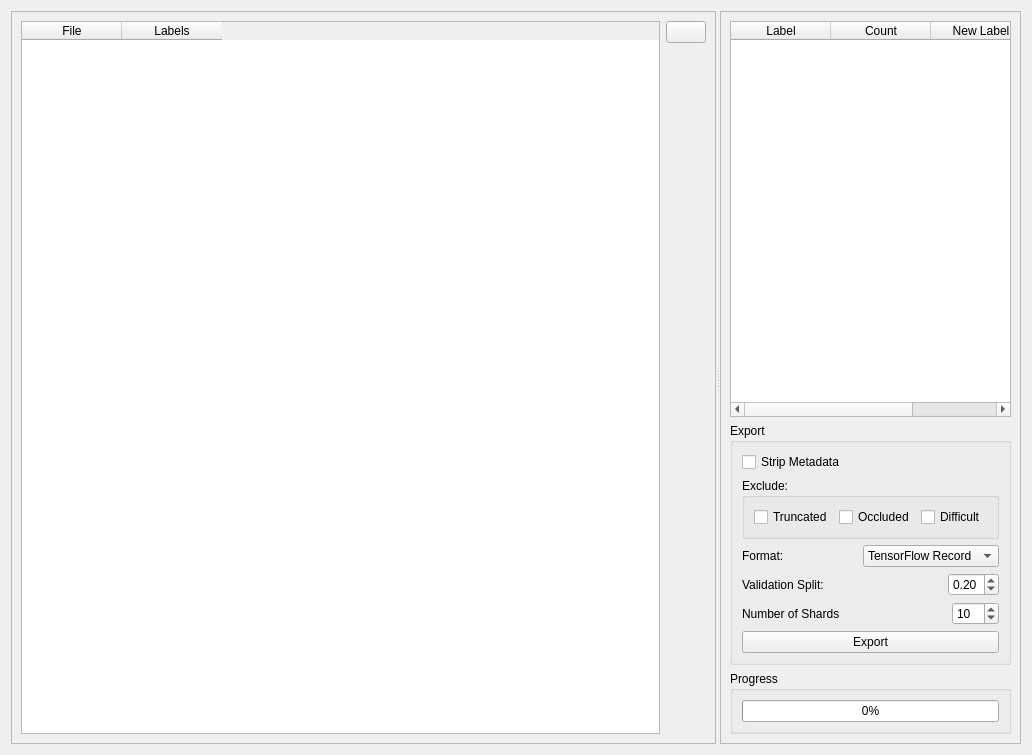
This is bboxee/gui/export_widget.ui in persts/BBoxEE as Qt 5 draws it before an edit. The edited form follows.
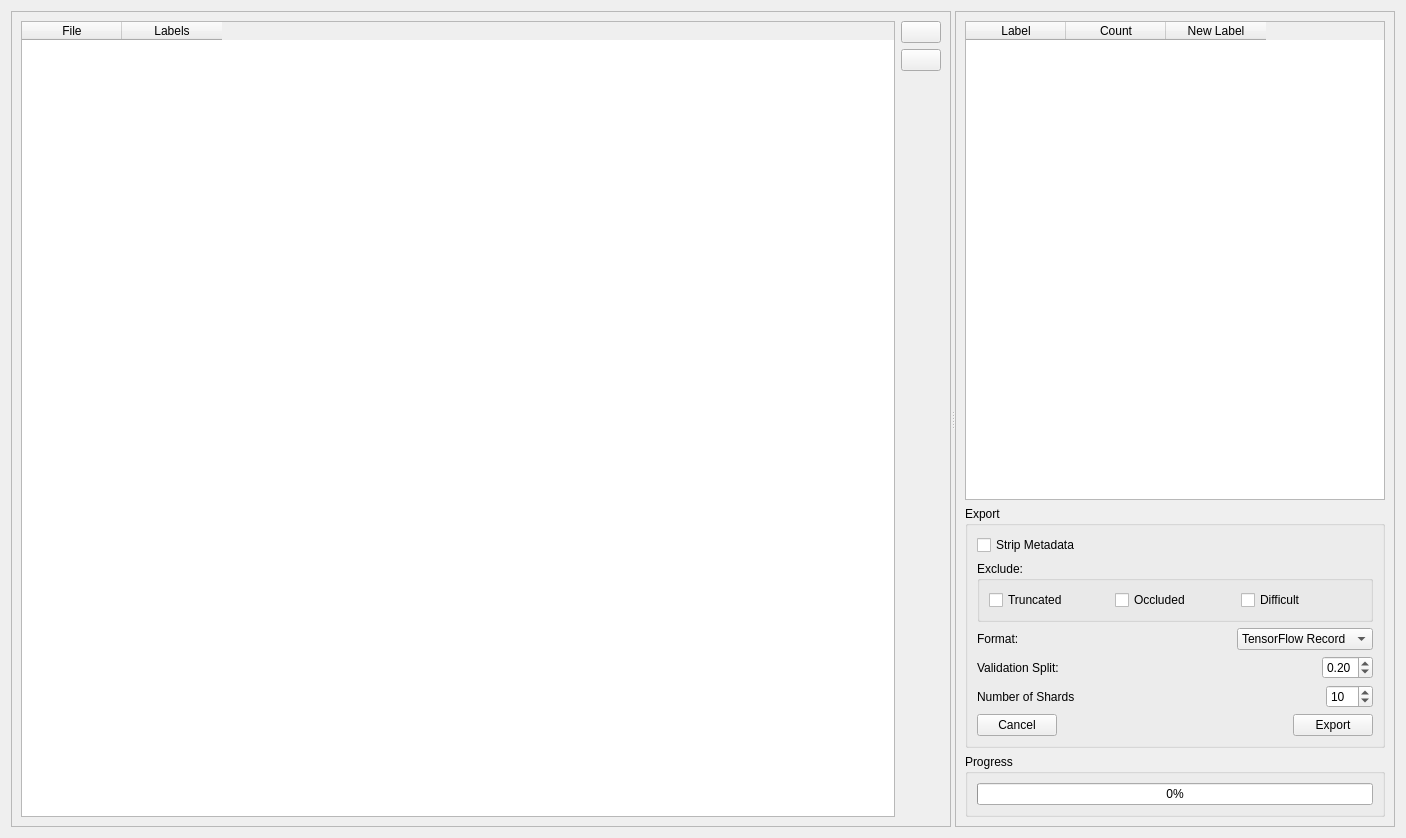
This is the edited form. Icons and pictures are not drawn.

Patch:
```diff
--- a/bboxee/gui/export_widget.ui
+++ b/bboxee/gui/export_widget.ui
@@ -6,8 +6,8 @@
    <rect>
     <x>0</x>
     <y>0</y>
-    <width>1032</width>
-    <height>755</height>
+    <width>1406</width>
+    <height>838</height>
    </rect>
   </property>
   <property name="sizePolicy">
@@ -28,7 +28,7 @@
      <widget class="QFrame" name="frame_2">
       <property name="sizePolicy">
        <sizepolicy hsizetype="Preferred" vsizetype="Preferred">
-        <horstretch>4</horstretch>
+        <horstretch>2</horstretch>
         <verstretch>0</verstretch>
        </sizepolicy>
       </property>
@@ -93,6 +93,26 @@
            </property>
           </widget>
          </item>
+         <item>
+          <widget class="QPushButton" name="pb_label_map">
+           <property name="toolTip">
+            <string>Load label map</string>
+           </property>
+           <property name="text">
+            <string/>
+           </property>
+           <property name="icon">
+            <iconset resource="../../icons/bboxee.qrc">
+             <normaloff>:/icons/file.svg</normaloff>:/icons/file.svg</iconset>
+           </property>
+           <property name="iconSize">
+            <size>
+             <width>24</width>
+             <height>24</height>
+            </size>
+           </property>
+          </widget>
+         </item>
          <item>
           <spacer name="verticalSpacer_2">
            <property name="orientation">
@@ -111,6 +131,12 @@
       </layout>
      </widget>
      <widget class="QFrame" name="frame">
+      <property name="sizePolicy">
+       <sizepolicy hsizetype="Preferred" vsizetype="Preferred">
+        <horstretch>1</horstretch>
+        <verstretch>0</verstretch>
+       </sizepolicy>
+      </property>
       <property name="maximumSize">
        <size>
         <width>16777215</width>
@@ -319,6 +345,28 @@
            </layout>
           </item>
           <item>
+           <layout class="QHBoxLayout" name="horizontalLayout_7">
+            <item>
+             <widget class="QPushButton" name="pb_cancel">
+              <property name="text">
+               <string>Cancel</string>
+              </property>
+             </widget>
+            </item>
+            <item>
+             <spacer name="horizontalSpacer_2">
+              <property name="orientation">
+               <enum>Qt::Horizontal</enum>
+              </property>
+              <property name="sizeHint" stdset="0">
+               <size>
+                <width>40</width>
+                <height>20</height>
+               </size>
+              </property>
+             </spacer>
+            </item>
+            <item>
            <widget class="QPushButton" name="pb_export">
             <property name="enabled">
              <bool>true</bool>
@@ -327,6 +375,8 @@
              <string>Export</string>
             </property>
            </widget>
+            </item>
+           </layout>
           </item>
          </layout>
         </widget>
```
Lines whose indentation alone changed are shown as unchanged.
